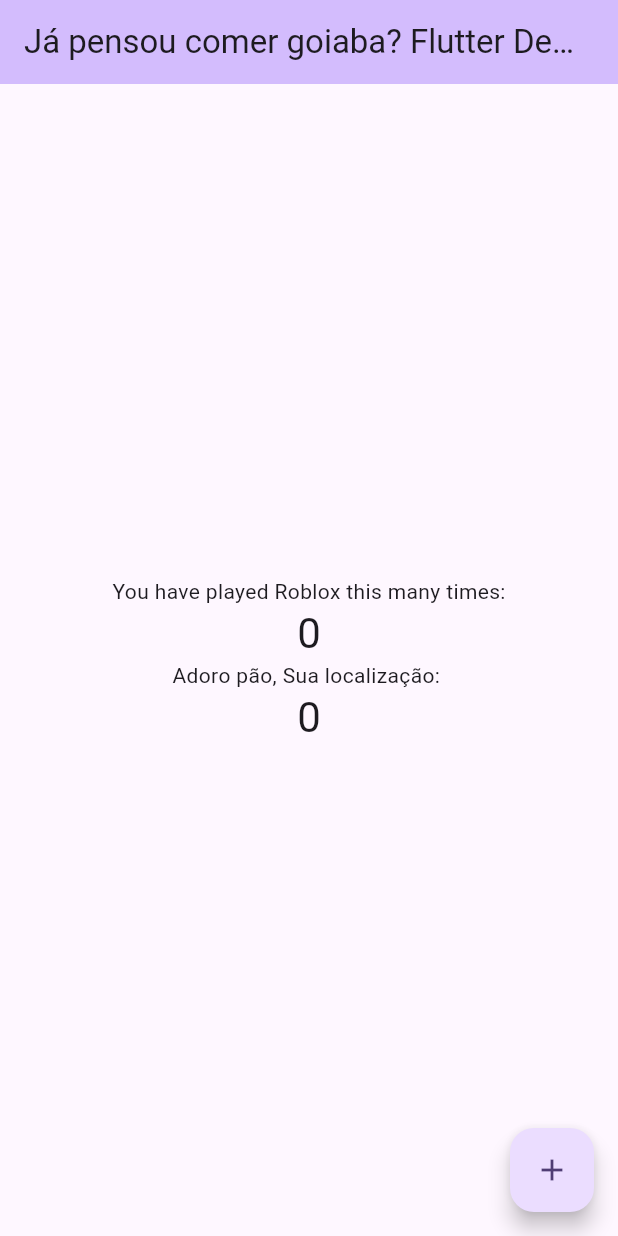
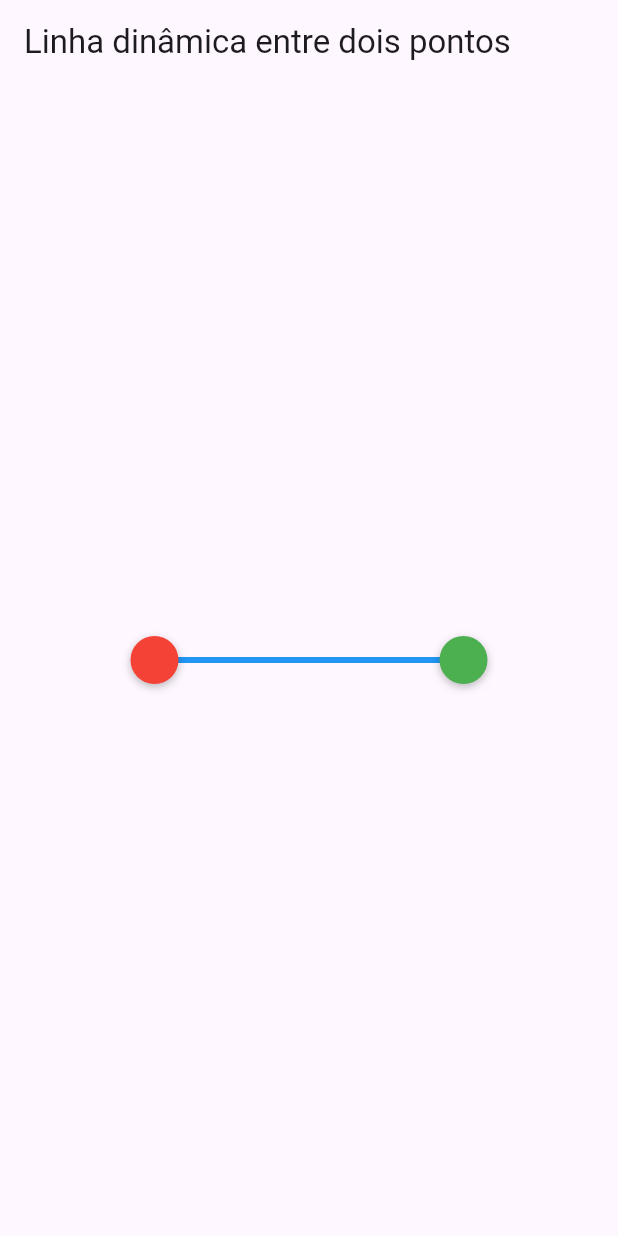
Before and after one commit to luisggurgel/IFmaps, a Flutter app: the screen it shows after launch, on a phone screen of 412 x 824 dp. Run offline on Flutter 3.47's test engine with Material 3 defaults, Android fonts, the phone set to English and light mode, and no system bars.

Commit message:
alguma coisa foi gerada automaticamente aqui

```diff
--- a/FlutterGeolocationTest/flutter_geolocation/lib/main.dart
+++ b/FlutterGeolocationTest/flutter_geolocation/lib/main.dart
@@ -1,169 +1,127 @@
 import 'package:flutter/material.dart';
-import 'package:geolocator/geolocator.dart';
 
-void main() {
-  runApp(const MyApp());
-}
-
-/// Determine the current position of the device.
-///
-/// When the location services are not enabled or permissions
-/// are denied the `Future` will return an error.
-Future<Position> _determinePosition() async {
-  bool serviceEnabled;
-  LocationPermission permission;
-
-  // Test if location services are enabled.
-  serviceEnabled = await Geolocator.isLocationServiceEnabled();
-  if (!serviceEnabled) {
-    // Location services are not enabled don't continue
-    // accessing the position and request users of the
-    // App to enable the location services.
-    return Future.error('Location services are disabled.');
-  }
-//a
-  permission = await Geolocator.checkPermission();
-  if (permission == LocationPermission.denied) {
-    permission = await Geolocator.requestPermission();
-    if (permission == LocationPermission.denied) {
-      // Permissions are denied, next time you could try
-      // requesting permissions again (this is also where
-      // Android's shouldShowRequestPermissionRationale
-      // returned true. According to Android guidelines
-      // your App should show an explanatory UI now.
-      return Future.error('Location permissions are denied');
-    }
-  }
-
-  if (permission == LocationPermission.deniedForever) {
-    // Permissions are denied forever, handle appropriately.
-    return Future.error(
-      'Location permissions are permanently denied, we cannot request permissions.');
-  }
-
-  // When we reach here, permissions are granted and we can
-  // continue accessing the position of the device.
-  return await Geolocator.getCurrentPosition();
-}
+void main() => runApp(const MyApp());
 
 class MyApp extends StatelessWidget {
   const MyApp({super.key});
-
-  // This widget is the root of your application.
   @override
   Widget build(BuildContext context) {
-    return MaterialApp(
-      title: 'Flutter Demo',
-      theme: ThemeData(
-        // This is the theme of your application.
-        //
-        // TRY THIS: Try running your application with "flutter run". You'll see
-        // the application has a purple toolbar. Then, without quitting the app,
-        // try changing the seedColor in the colorScheme below to Colors.green
-        // and then invoke "hot reload" (save your changes or press the "hot
-        // reload" button in a Flutter-supported IDE, or press "r" if you used
-        // the command line to start the app).
-        //
-        // Notice that the counter didn't reset back to zero; the application
-        // state is not lost during the reload. To reset the state, use hot
-        // restart instead.
-        //
-        // This works for code too, not just values: Most code changes can be
-        // tested with just a hot reload.
-        colorScheme: ColorScheme.fromSeed(seedColor: Colors.deepPurple),
-      ),
-      home: const MyHomePage(title: 'Já pensou comer goiaba? Flutter Demos Home Page '),
+    return const MaterialApp(
+      home: LineBetweenPointsDemo(),
     );
   }
 }
 
-class MyHomePage extends StatefulWidget {
-  const MyHomePage({super.key, required this.title});
+class LineBetweenPointsDemo extends StatefulWidget {
+  const LineBetweenPointsDemo({super.key});
+  @override
+  State<LineBetweenPointsDemo> createState() => _LineBetweenPointsDemoState();
+}
 
-  // This widget is the home page of your application. It is stateful, meaning
-  // that it has a State object (defined below) that contains fields that affect
-  // how it looks.
-
-  // This class is the configuration for the state. It holds the values (in this
-  // case the title) provided by the parent (in this case the App widget) and
-  // used by the build method of the State. Fields in a Widget subclass are
-  // always marked "final".
-
-  final String title;
+class _LineBetweenPointsDemoState extends State<LineBetweenPointsDemo> {
+  Offset? p1;
+  Offset? p2;
 
   @override
-  State<MyHomePage> createState() => _MyHomePageState();
+  Widget build(BuildContext context) {
+    return Scaffold(
+      appBar: AppBar(title: const Text('Linha dinâmica entre dois pontos')),
+      body: LayoutBuilder(builder: (context, constraints) {
+        // inicializa posições relativas na primeira build
+        p1 ??= Offset(constraints.maxWidth * 0.25, constraints.maxHeight * 0.5);
+        p2 ??= Offset(constraints.maxWidth * 0.75, constraints.maxHeight * 0.5);
+
+        return Stack(
+          children: [
+            // área de desenho (ocupa tudo)
+            SizedBox.expand(
+              child: CustomPaint(
+                painter: LinePainter(p1!, p2!),
+              ),
+            ),
+
+            // Ponto 1 - arrastável
+            Positioned(
+              left: p1!.dx - 16, // centraliza o círculo
+              top: p1!.dy - 16,
+              child: GestureDetector(
+                onPanUpdate: (details) {
+                  setState(() {
+                    final nx = (p1!.dx + details.delta.dx)
+                        .clamp(0.0, constraints.maxWidth)
+                        .toDouble();
+                    final ny = (p1!.dy + details.delta.dy)
+                        .clamp(0.0, constraints.maxHeight)
+                        .toDouble();
+                    p1 = Offset(nx, ny);
+                  });
+                },
+                child: _buildHandle(Colors.red),
+              ),
+            ),
+
+            // Ponto 2 - arrastável
+            Positioned(
+              left: p2!.dx - 16,
+              top: p2!.dy - 16,
+              child: GestureDetector(
+                onPanUpdate: (details) {
+                  setState(() {
+                    final nx = (p2!.dx + details.delta.dx)
+                        .clamp(0.0, constraints.maxWidth)
+                        .toDouble();
+                    final ny = (p2!.dy + details.delta.dy)
+                        .clamp(0.0, constraints.maxHeight)
+                        .toDouble();
+                    p2 = Offset(nx, ny);
+                  });
+                },
+                child: _buildHandle(Colors.green),
+              ),
+            ),
+          ],
+        );
+      }),
+    );
+  }
+
+  // widget circular para representar o "nó"
+  Widget _buildHandle(Color color) {
+    return Container(
+      width: 32,
+      height: 32,
+      decoration: BoxDecoration(
+        color: color,
+        shape: BoxShape.circle,
+        boxShadow: const [BoxShadow(blurRadius: 4, offset: Offset(0,2), color: Colors.black26)],
+      ),
+    );
+  }
 }
 
-class _MyHomePageState extends State<MyHomePage> {
-  int _counter = 0;
+class LinePainter extends CustomPainter {
+  final Offset p1;
+  final Offset p2;
+  LinePainter(this.p1, this.p2);
 
-  void _incrementCounter() {
-    setState(() {
-      // This call to setState tells the Flutter framework that something has
-      // changed in this State, which causes it to rerun the build method below
-      // so that the display can reflect the updated values. If we changed
-      // _counter without calling setState(), then the build method would not be
-      // called again, and so nothing would appear to happen.
-      _counter++;
-    });
+  @override
+  void paint(Canvas canvas, Size size) {
+    final paint = Paint()
+      ..color = Colors.blue
+      ..strokeWidth = 4
+      ..strokeCap = StrokeCap.round;
+
+    // linha direta
+    canvas.drawLine(p1, p2, paint);
+
+    // exemplo: desenhar um ponto central (opcional)
+    // final center = (p1 + p2) / 2;
+    // canvas.drawCircle(center, 6, Paint()..color = Colors.orange);
   }
 
   @override
-  Widget build(BuildContext context) {
-    // This method is rerun every time setState is called, for instance as done
-    // by the _incrementCounter method above.
-    //
-    // The Flutter framework has been optimized to make rerunning build methods
-    // fast, so that you can just rebuild anything that needs updating rather
-    // than having to individually change instances of widgets.
-    return Scaffold(
-      appBar: AppBar(
-        // TRY THIS: Try changing the color here to a specific color (to
-        // Colors.amber, perhaps?) and trigger a hot reload to see the AppBar
-        // change color while the other colors stay the same.
-        backgroundColor: Theme.of(context).colorScheme.inversePrimary,
-        // Here we take the value from the MyHomePage object that was created by
-        // the App.build method, and use it to set our appbar title.
-        title: Text(widget.title),
-      ),
-      body: Center(
-        // Center is a layout widget. It takes a single child and positions it
-        // in the middle of the parent.
-        child: Column(
-          // Column is also a layout widget. It takes a list of children and
-          // arranges them vertically. By default, it sizes itself to fit its
-          // children horizontally, and tries to be as tall as its parent.
-          //
-          // Column has various properties to control how it sizes itself and
-          // how it positions its children. Here we use mainAxisAlignment to
-          // center the children vertically; the main axis here is the vertical
-          // axis because Columns are vertical (the cross axis would be
-          // horizontal).
-          //
-          // TRY THIS: Invoke "debug painting" (choose the "Toggle Debug Paint"
-          // action in the IDE, or press "p" in the console), to see the
-          // wireframe for each widget.
-          mainAxisAlignment: MainAxisAlignment.center,
-          children: <Widget>[
-            const Text('You have played Roblox this many times:'),
-            Text(
-              '$_counter',
-              style: Theme.of(context).textTheme.headlineMedium,
-            ),
-            const Text('Adoro pão, Sua localização: '),
-            Text(
-              '$_counter',
-              style: Theme.of(context).textTheme.headlineMedium,
-            ),
-          ],
-        ),
-      ),
-      floatingActionButton: FloatingActionButton(
-        onPressed: _incrementCounter,
-        tooltip: 'Increment',
-        child: const Icon(Icons.add),
-      ), // This trailing comma makes auto-formatting nicer for build methods.
-    );
+  bool shouldRepaint(covariant LinePainter old) {
+    // repaint quando os pontos mudarem
+    return old.p1 != p1 || old.p2 != p2;
   }
 }
```
